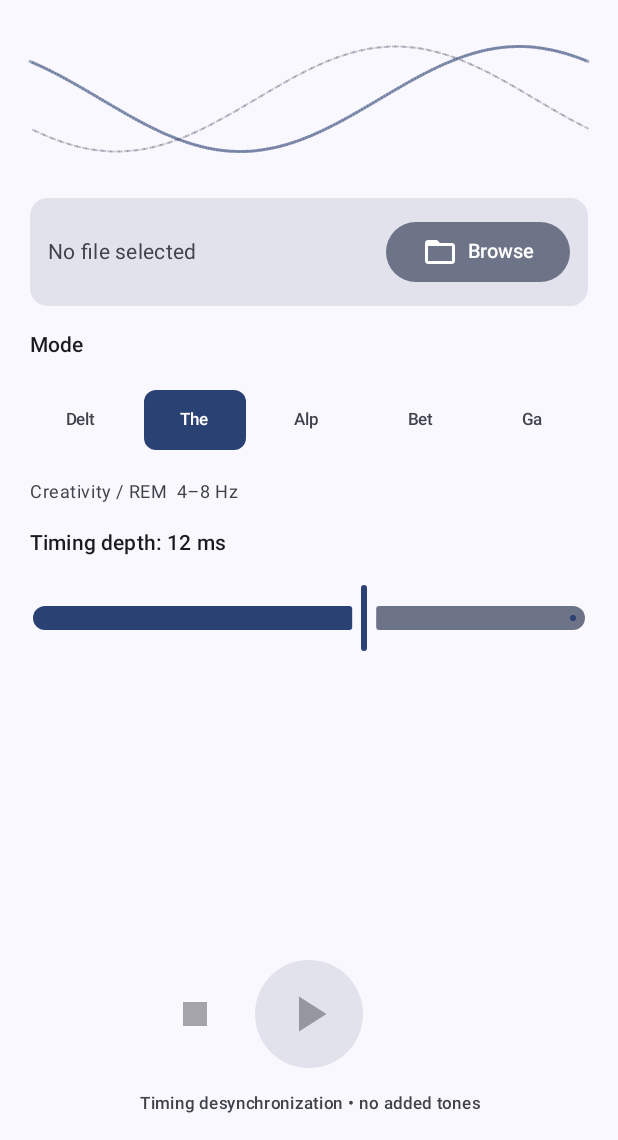
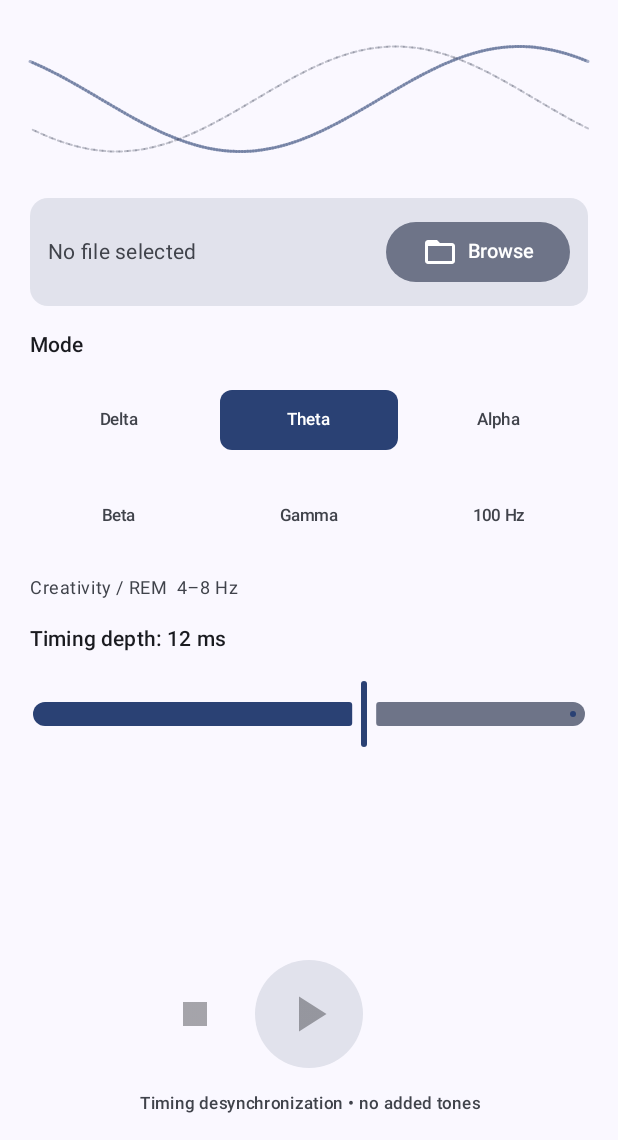
Before and after one commit to faultymushr00ms/faulty, an Android app built with Jetpack Compose: the screen it shows after launch (MainActivity), on a phone screen of 412 x 824 dp, the part 96-1236 px from its top. Run offline under Robolectric (Android 15) with nearby library versions, the phone set to English and light mode, and no system bars; 1 statement that could not run was skipped.

Commit message:
Add 100 Hz mode; switch mode grid to 3×2 layout
Adds a 100 Hz timing-desync preset alongside the existing five
brain-wave bands. Switches the mode selector from a single
cramped row to a 3-per-row grid so all six labels stay readable.

https://claude.ai/code/session_01GJVp6DZhWb9Bsju35DWmNE

```diff
--- a/app/src/main/java/com/neurima/android/MainActivity.kt
+++ b/app/src/main/java/com/neurima/android/MainActivity.kt
@@ -73,11 +73,12 @@ import kotlin.math.sin
 data class Mode(val label: String, val freq: Double, val description: String)
 
 val MODES = listOf(
-    Mode("Delta",  2.0,  "Deep sleep / recovery  0.5–4 Hz"),
-    Mode("Theta",  6.0,  "Creativity / REM  4–8 Hz"),
-    Mode("Alpha",  10.0, "Relaxed focus  8–12 Hz"),
-    Mode("Beta",   20.0, "Alert / active  12–30 Hz"),
-    Mode("Gamma",  40.0, "High cognition  30–80 Hz"),
+    Mode("Delta",  2.0,   "Deep sleep / recovery  0.5–4 Hz"),
+    Mode("Theta",  6.0,   "Creativity / REM  4–8 Hz"),
+    Mode("Alpha",  10.0,  "Relaxed focus  8–12 Hz"),
+    Mode("Beta",   20.0,  "Alert / active  12–30 Hz"),
+    Mode("Gamma",  40.0,  "High cognition  30–80 Hz"),
+    Mode("100 Hz", 100.0, "High-frequency timing  100 Hz"),
 )
 
 class MainActivity : ComponentActivity() {
@@ -199,13 +200,14 @@ fun NeurimaApp() {
                 )
             }
 
-            // Mode selector
+            // Mode selector (3 × 2 grid)
             Text("Mode", style = MaterialTheme.typography.labelLarge)
+            MODES.chunked(3).forEach { row ->
                 Row(
                     horizontalArrangement = Arrangement.spacedBy(8.dp),
                     modifier = Modifier.fillMaxWidth()
                 ) {
-                MODES.forEach { mode ->
+                    row.forEach { mode ->
                         val selected = mode == selectedMode
                         Button(
                             onClick = {
@@ -220,6 +222,7 @@ fun NeurimaApp() {
                                 ButtonDefaults.outlinedButtonColors()
                         ) {
                             Text(mode.label, fontSize = 11.sp, maxLines = 1)
+                        }
                     }
                 }
             }
```
Lines whose indentation alone changed are shown as unchanged.
